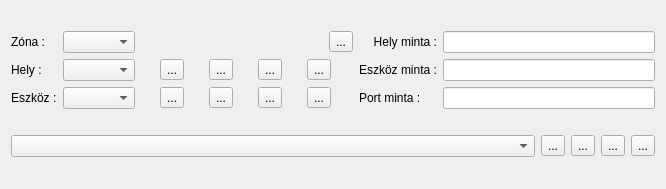
Old version of the form lv2g/port_ed.ui in the repository csikfer/lanview2.
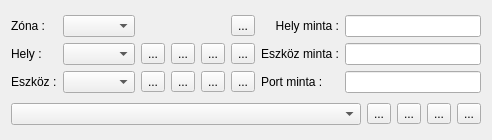
New version of the form. Icons and pictures are not drawn.

What changed in the file:
```diff
--- a/lv2g/port_ed.ui
+++ b/lv2g/port_ed.ui
@@ -6,8 +6,8 @@
    <rect>
     <x>0</x>
     <y>0</y>
-    <width>666</width>
-    <height>189</height>
+    <width>492</width>
+    <height>140</height>
    </rect>
   </property>
   <property name="windowTitle">
@@ -29,22 +29,7 @@
      <item row="0" column="1">
       <widget class="QComboBox" name="comboBoxZone"/>
      </item>
-     <item row="0" column="2">
-      <layout class="QHBoxLayout" name="horizontalLayoutZoneButtons">
-       <item>
-        <spacer name="horizontalSpacer">
-         <property name="orientation">
-          <enum>Qt::Horizontal</enum>
-         </property>
-         <property name="sizeHint" stdset="0">
-          <size>
-           <width>40</width>
-           <height>20</height>
-          </size>
-         </property>
-        </spacer>
-       </item>
-       <item>
+     <item row="0" column="5">
         <widget class="QToolButton" name="toolButtonZoneInfo">
          <property name="toolTip">
           <string>&lt;html&gt;&lt;head/&gt;&lt;body&gt;&lt;p&gt;Egy riport ablak megjelenítése a hálózati elemről, ill. patch panel vagy fali csatlakozóról.&lt;/p&gt;&lt;p&gt;A megosztásokat figyelmen kívül hagyja!&lt;/p&gt;&lt;/body&gt;&lt;/html&gt;</string>
@@ -58,9 +43,7 @@
          </property>
         </widget>
        </item>
-      </layout>
-     </item>
-     <item row="0" column="3">
+     <item row="0" column="6">
       <widget class="QLabel" name="labelPlacePattern">
        <property name="text">
         <string>Hely minta :</string>
@@ -70,7 +53,7 @@
        </property>
       </widget>
      </item>
-     <item row="0" column="4">
+     <item row="0" column="7">
       <widget class="QLineEdit" name="lineEditPlacePattern"/>
      </item>
      <item row="1" column="0">
@@ -84,8 +67,6 @@
       <widget class="QComboBox" name="comboBoxPlace"/>
      </item>
      <item row="1" column="2">
-      <layout class="QHBoxLayout" name="horizontalLayoutPlaceButtons">
-       <item>
         <widget class="QToolButton" name="toolButtonPlaceAdd">
          <property name="text">
           <string>...</string>
@@ -96,7 +77,7 @@
          </property>
         </widget>
        </item>
-       <item>
+     <item row="1" column="3">
         <widget class="QToolButton" name="toolButtonPlaceRefresh">
          <property name="text">
           <string>...</string>
@@ -107,7 +88,7 @@
          </property>
         </widget>
        </item>
-       <item>
+     <item row="1" column="4">
         <widget class="QToolButton" name="toolButtonPlaceEdit">
          <property name="text">
           <string>...</string>
@@ -118,7 +99,7 @@
          </property>
         </widget>
        </item>
-       <item>
+     <item row="1" column="5">
         <widget class="QToolButton" name="toolButtonPlaceInfo">
          <property name="toolTip">
           <string>&lt;html&gt;&lt;head/&gt;&lt;body&gt;&lt;p&gt;Egy riport ablak megjelenítése a hálózati elemről, ill. patch panel vagy fali csatlakozóról.&lt;/p&gt;&lt;p&gt;A megosztásokat figyelmen kívül hagyja!&lt;/p&gt;&lt;/body&gt;&lt;/html&gt;</string>
@@ -132,16 +113,14 @@
          </property>
         </widget>
        </item>
-      </layout>
-     </item>
-     <item row="1" column="3">
+     <item row="1" column="6">
       <widget class="QLabel" name="labelNodePattern">
        <property name="text">
         <string>Eszköz minta :</string>
        </property>
       </widget>
      </item>
-     <item row="1" column="4">
+     <item row="1" column="7">
       <widget class="QLineEdit" name="lineEditNodePattern"/>
      </item>
      <item row="2" column="0">
@@ -155,8 +134,6 @@
       <widget class="QComboBox" name="comboBoxNode"/>
      </item>
      <item row="2" column="2">
-      <layout class="QHBoxLayout" name="horizontalLayoutNodeButtons">
-       <item>
         <widget class="QToolButton" name="toolButtonNodeAdd">
          <property name="text">
           <string>...</string>
@@ -167,7 +144,7 @@
          </property>
         </widget>
        </item>
-       <item>
+     <item row="2" column="3">
         <widget class="QToolButton" name="toolButtonNodeRefresh">
          <property name="text">
           <string>...</string>
@@ -178,7 +155,7 @@
          </property>
         </widget>
        </item>
-       <item>
+     <item row="2" column="4">
         <widget class="QToolButton" name="toolButtonNodeEdit">
          <property name="text">
           <string>...</string>
@@ -189,7 +166,7 @@
          </property>
         </widget>
        </item>
-       <item>
+     <item row="2" column="5">
         <widget class="QToolButton" name="toolButtonNodeInfo">
          <property name="toolTip">
           <string>&lt;html&gt;&lt;head/&gt;&lt;body&gt;&lt;p&gt;Egy riport ablak megjelenítése a hálózati elemről, ill. patch panel vagy fali csatlakozóról.&lt;/p&gt;&lt;p&gt;A megosztásokat figyelmen kívül hagyja!&lt;/p&gt;&lt;/body&gt;&lt;/html&gt;</string>
@@ -203,16 +180,14 @@
          </property>
         </widget>
        </item>
-      </layout>
-     </item>
-     <item row="2" column="3">
+     <item row="2" column="6">
       <widget class="QLabel" name="labelPortPattern">
        <property name="text">
         <string>Port minta :</string>
        </property>
       </widget>
      </item>
-     <item row="2" column="4">
+     <item row="2" column="7">
       <widget class="QLineEdit" name="lineEditPattern"/>
      </item>
     </layout>
```
Lines whose indentation alone changed are shown as unchanged.
